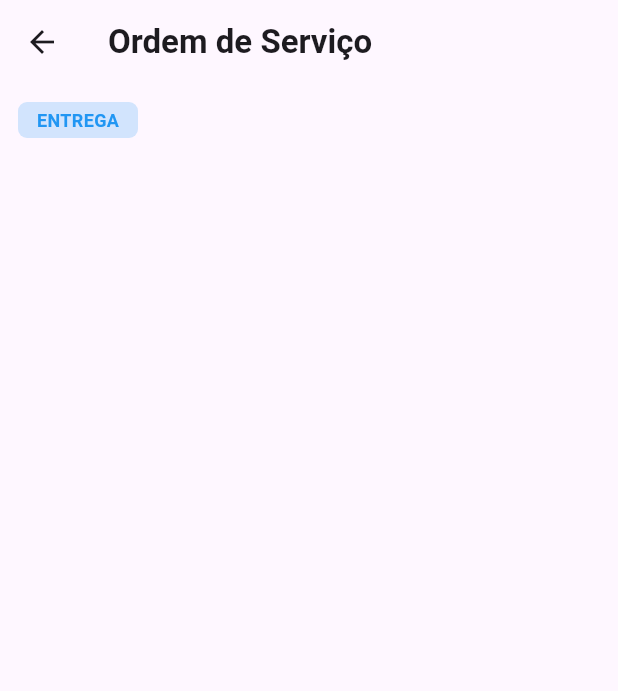
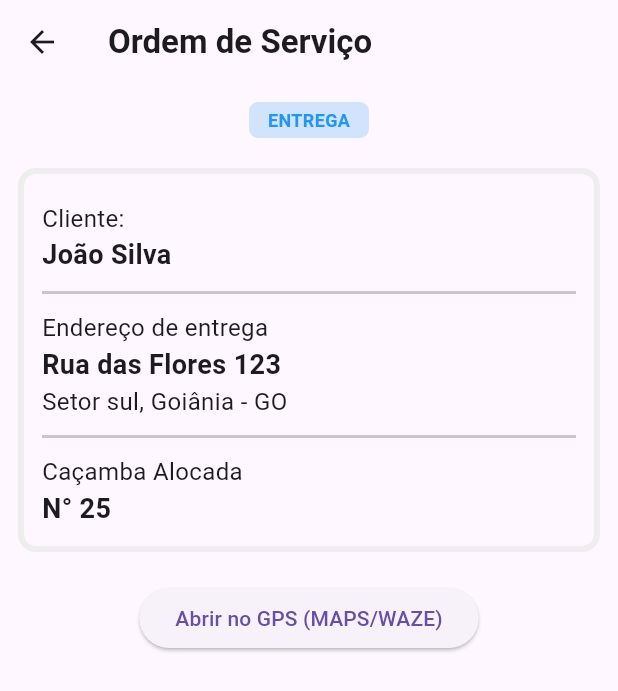
Before and after one commit to GuilhermeSilva7x/Sistema-de-gerenciamento-de-loca-o-de-ca-ambas, a Flutter app: the screen it shows after launch, after a tap on "ENTREGA", on a phone screen of 412 x 824 dp. Shown: the top 691 px of the screen. Run offline on Flutter 3.47's test engine with Material 3 defaults, Android fonts, the phone set to English and light mode, and no system bars.

Commit message:
Página de detalhes / criação da aba de clientes

```diff
--- a/app_motorista/lib/paginas_principais/detalhesAtividade.dart
+++ b/app_motorista/lib/paginas_principais/detalhesAtividade.dart
@@ -1,3 +1,4 @@
+import 'package:app_motorista/subpastas_detalhesAtividades/abaCliente.dart';
 import 'package:app_motorista/subpastas_homepage/atividades.dart';
 import 'package:flutter/material.dart';
 
@@ -22,7 +23,17 @@ class Detalhesatividade extends StatelessWidget {
       body: Padding(
         padding: const EdgeInsets.all(12.0),
         child: Column(
-          children: [OrdemDeServico(atividade: atividade, cor: cor)],
+          children: [
+            OrdemDeServico(atividade: atividade, cor: cor),
+            SizedBox(height: 20),
+            Abacliente(),
+            SizedBox(height: 20),
+            ElevatedButton(
+              style: ButtonStyle(),
+              onPressed: () {},
+              child: Text("Abrir no GPS (MAPS/WAZE)"),
+            ),
+          ],
         ),
       ),
     );
--- /dev/null
+++ b/app_motorista/lib/subpastas_detalhesAtividades/abaCliente.dart
@@ -0,0 +1,48 @@
+import 'package:flutter/material.dart';
+
+class Abacliente extends StatelessWidget {
+  const Abacliente({super.key});
+
+  @override
+  Widget build(BuildContext context) {
+    return Container(
+      width: double.infinity,
+      decoration: BoxDecoration(
+        border: Border.all(color: Colors.grey[200]!, width: 4),
+        borderRadius: BorderRadius.circular(12),
+      ),
+      child: Padding(
+        padding: const EdgeInsets.all(12.0),
+        child: Column(
+          crossAxisAlignment: CrossAxisAlignment.start,
+          children: [
+            SizedBox(height: 6),
+            Text("Cliente:", style: TextStyle(fontSize: 16)),
+            Text(
+              "João Silva",
+              style: TextStyle(fontWeight: FontWeight.bold, fontSize: 18),
+            ),
+            SizedBox(height: 4),
+            Divider(thickness: 2),
+            SizedBox(height: 4),
+            Text("Endereço de entrega", style: TextStyle(fontSize: 16)),
+            Text(
+              "Rua das Flores 123",
+              style: TextStyle(fontWeight: FontWeight.bold, fontSize: 18),
+            ),
+            Text("Setor sul, Goiânia - GO", style: TextStyle(fontSize: 16)),
+            SizedBox(height: 4),
+            Divider(thickness: 2),
+            SizedBox(height: 4),
+
+            Text("Caçamba Alocada", style: TextStyle(fontSize: 16)),
+            Text(
+              "N° 25",
+              style: TextStyle(fontWeight: FontWeight.bold, fontSize: 18),
+            ),
+          ],
+        ),
+      ),
+    );
+  }
+}
```
